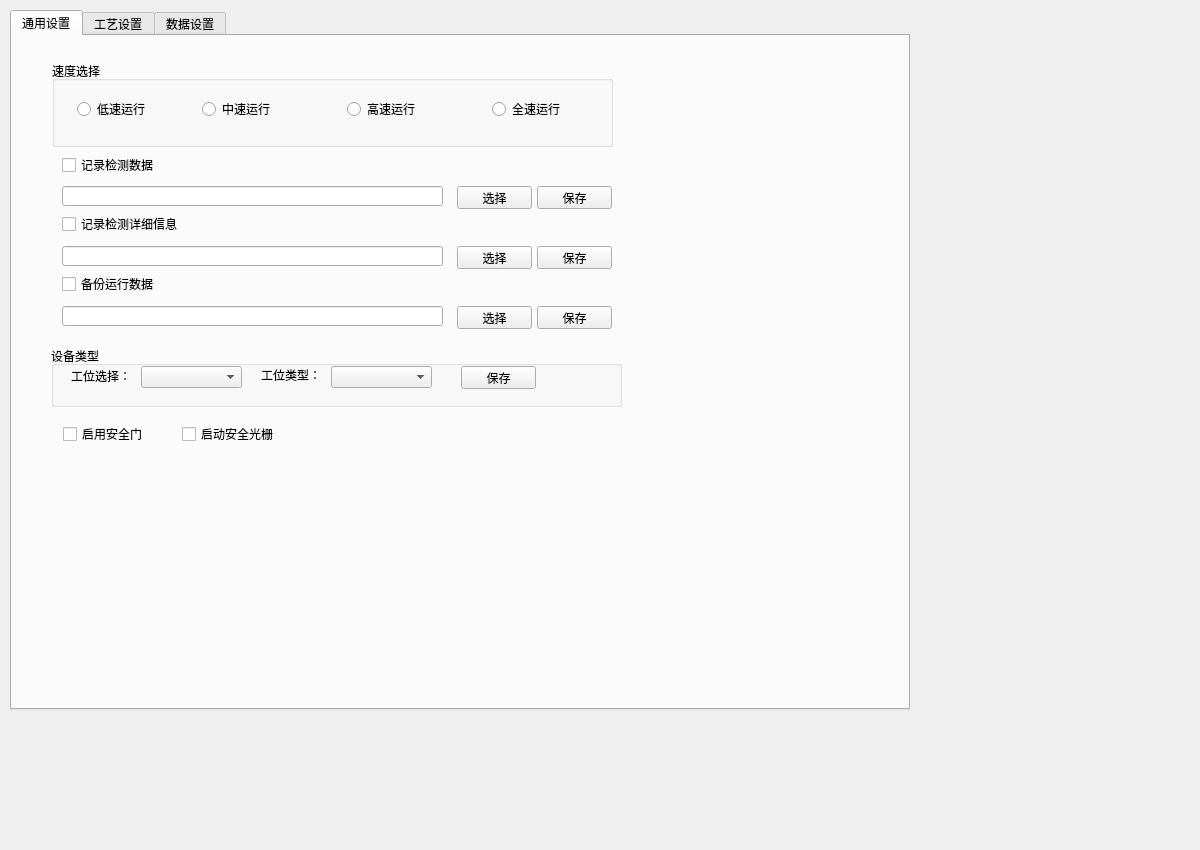
Qt form HSGWorkflowCtrl/worksetting.ui (chuandongxu/AOI) before a commit.
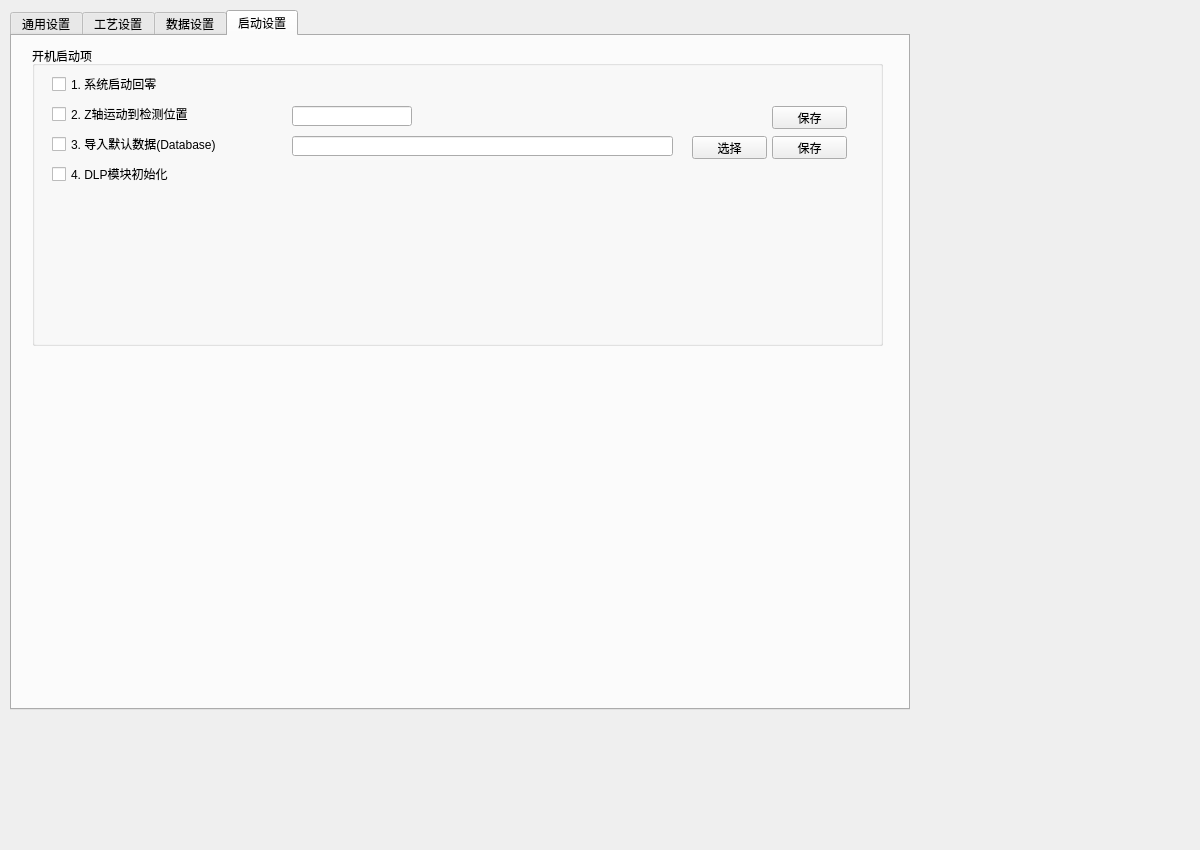
The same form after that commit.

Commit message:
Auto Start Up Function
1. Add Motion auto start for homing and moving to Z ready position.
2. Add Database auto start function to load default database.
3. Add DLP auto start function to setup startup function.

```diff
--- a/HSGWorkflowCtrl/worksetting.ui
+++ b/HSGWorkflowCtrl/worksetting.ui
@@ -23,7 +23,7 @@
     </rect>
    </property>
    <property name="currentIndex">
-    <number>0</number>
+    <number>3</number>
    </property>
    <widget class="QWidget" name="tab">
     <attribute name="title">
@@ -761,6 +761,135 @@
      </widget>
     </widget>
    </widget>
+   <widget class="QWidget" name="tab_4">
+    <attribute name="title">
+     <string>启动设置</string>
+    </attribute>
+    <widget class="QGroupBox" name="groupBox_7">
+     <property name="geometry">
+      <rect>
+       <x>20</x>
+       <y>10</y>
+       <width>851</width>
+       <height>300</height>
+      </rect>
+     </property>
+     <property name="title">
+      <string>开机启动项</string>
+     </property>
+     <widget class="QCheckBox" name="checkBox_startUpHome">
+      <property name="geometry">
+       <rect>
+        <x>20</x>
+        <y>30</y>
+        <width>231</width>
+        <height>16</height>
+       </rect>
+      </property>
+      <property name="text">
+       <string>1. 系统启动回零</string>
+      </property>
+     </widget>
+     <widget class="QCheckBox" name="checkBox_startUpZReady">
+      <property name="geometry">
+       <rect>
+        <x>20</x>
+        <y>60</y>
+        <width>231</width>
+        <height>16</height>
+       </rect>
+      </property>
+      <property name="text">
+       <string>2. Z轴运动到检测位置</string>
+      </property>
+     </widget>
+     <widget class="QCheckBox" name="checkBox_startUpLoadDB">
+      <property name="geometry">
+       <rect>
+        <x>20</x>
+        <y>90</y>
+        <width>231</width>
+        <height>16</height>
+       </rect>
+      </property>
+      <property name="text">
+       <string>3. 导入默认数据(Database)</string>
+      </property>
+     </widget>
+     <widget class="QCheckBox" name="checkBox_startUpDLPInit">
+      <property name="geometry">
+       <rect>
+        <x>20</x>
+        <y>120</y>
+        <width>231</width>
+        <height>16</height>
+       </rect>
+      </property>
+      <property name="text">
+       <string>4. DLP模块初始化</string>
+      </property>
+     </widget>
+     <widget class="QPushButton" name="pushButton_selectDBPath">
+      <property name="geometry">
+       <rect>
+        <x>660</x>
+        <y>90</y>
+        <width>75</width>
+        <height>23</height>
+       </rect>
+      </property>
+      <property name="text">
+       <string>选择</string>
+      </property>
+     </widget>
+     <widget class="QPushButton" name="pushButton_saveDBPath">
+      <property name="geometry">
+       <rect>
+        <x>740</x>
+        <y>90</y>
+        <width>75</width>
+        <height>23</height>
+       </rect>
+      </property>
+      <property name="text">
+       <string>保存</string>
+      </property>
+     </widget>
+     <widget class="QLineEdit" name="lineEdit_DBPath">
+      <property name="geometry">
+       <rect>
+        <x>260</x>
+        <y>90</y>
+        <width>381</width>
+        <height>20</height>
+       </rect>
+      </property>
+     </widget>
+     <widget class="QLineEdit" name="lineEdit_zReady">
+      <property name="geometry">
+       <rect>
+        <x>260</x>
+        <y>60</y>
+        <width>120</width>
+        <height>20</height>
+       </rect>
+      </property>
+     </widget>
+     <widget class="QPushButton" name="pushButton_saveZReady">
+      <property name="geometry">
+       <rect>
+        <x>740</x>
+        <y>60</y>
+        <width>75</width>
+        <height>23</height>
+       </rect>
+      </property>
+      <property name="text">
+       <string>保存</string>
+      </property>
+     </widget>
+    </widget>
+   </widget>
   </widget>
  </widget>
  <layoutdefault spacing="6" margin="11"/>
```
The commit also changes 11 other files.
